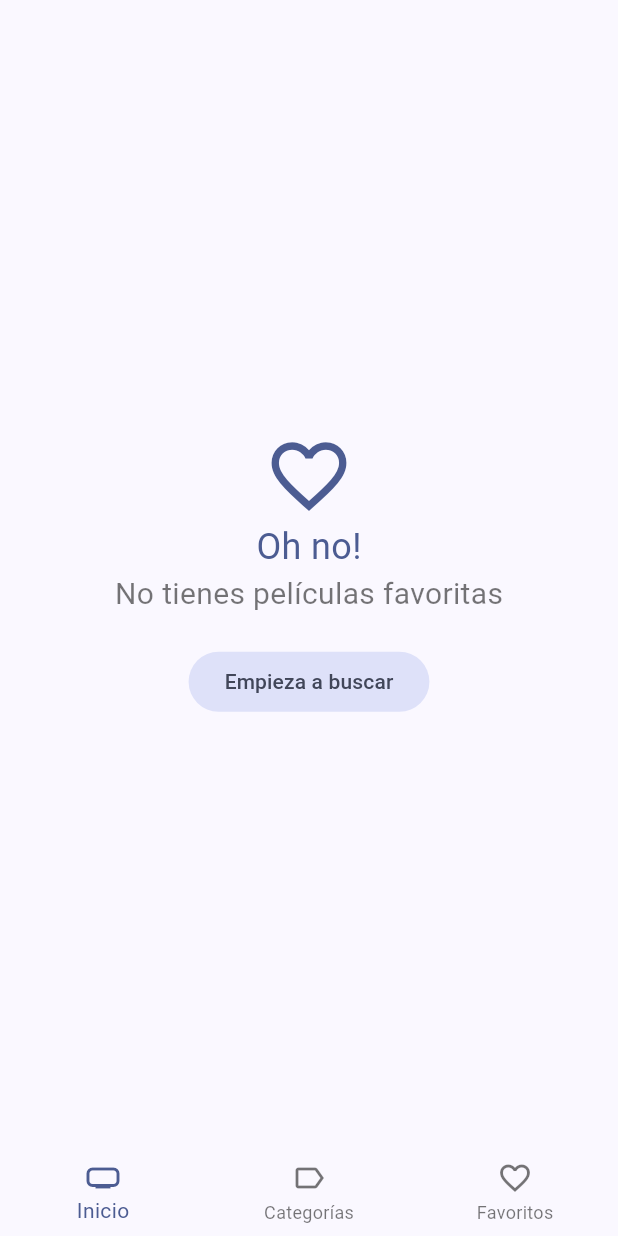
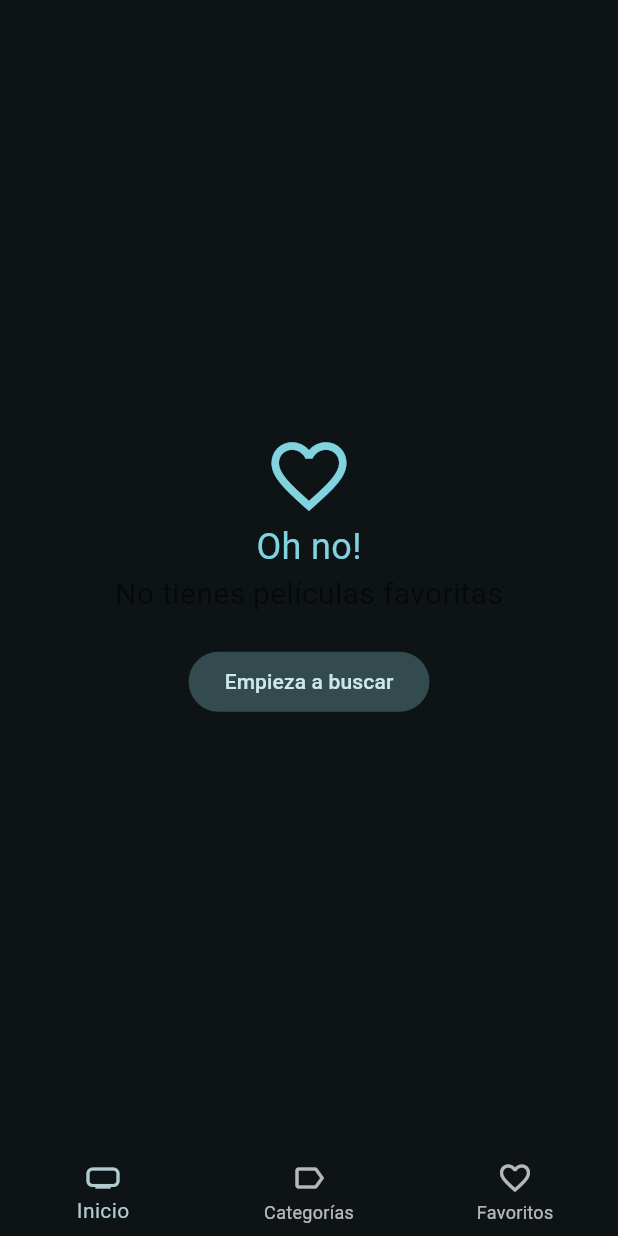
Before and after one commit to eme-hache/cinemapedia, a Flutter app: the screen it shows after launch, swiped to page 3, on a phone screen of 412 x 824 dp. Run offline on Flutter 3.47's test engine with Material 2 defaults, Android fonts, the light colour scheme and no system bars; our stand-ins replace animate_do, card_swiper, dio, flutter_dotenv, flutter_riverpod, go_router and 1 more; accounts and stored records are empty; network calls fail.

Commit message:
feat: black theme as main in app

```diff
--- a/lib/config/theme/app_theme.dart
+++ b/lib/config/theme/app_theme.dart
@@ -3,6 +3,7 @@
 class AppTheme {
   ThemeData getTheme() => ThemeData(
     useMaterial3: true,
-    colorSchemeSeed: const Color(0xFF2862F5)
+    colorSchemeSeed: Colors.white,
+    brightness: Brightness.dark
   );
 }
--- a/lib/main.dart
+++ b/lib/main.dart
@@ -1,6 +1,7 @@
 import 'package:flutter/material.dart';
+import 'package:intl/date_symbol_data_local.dart';
+import 'package:flutter_dotenv/flutter_dotenv.dart';
 
-import 'package:flutter_dotenv/flutter_dotenv.dart';
 
 import 'package:cinemapedia/config/router/app_router.dart';
 import 'package:cinemapedia/config/theme/app_theme.dart';
@@ -17,6 +18,8 @@
 
   @override
   Widget build(BuildContext context) {
+    initializeDateFormatting();
+
     return MaterialApp.router(
       debugShowCheckedModeBanner: false,
       routerConfig: appRouter,
```
